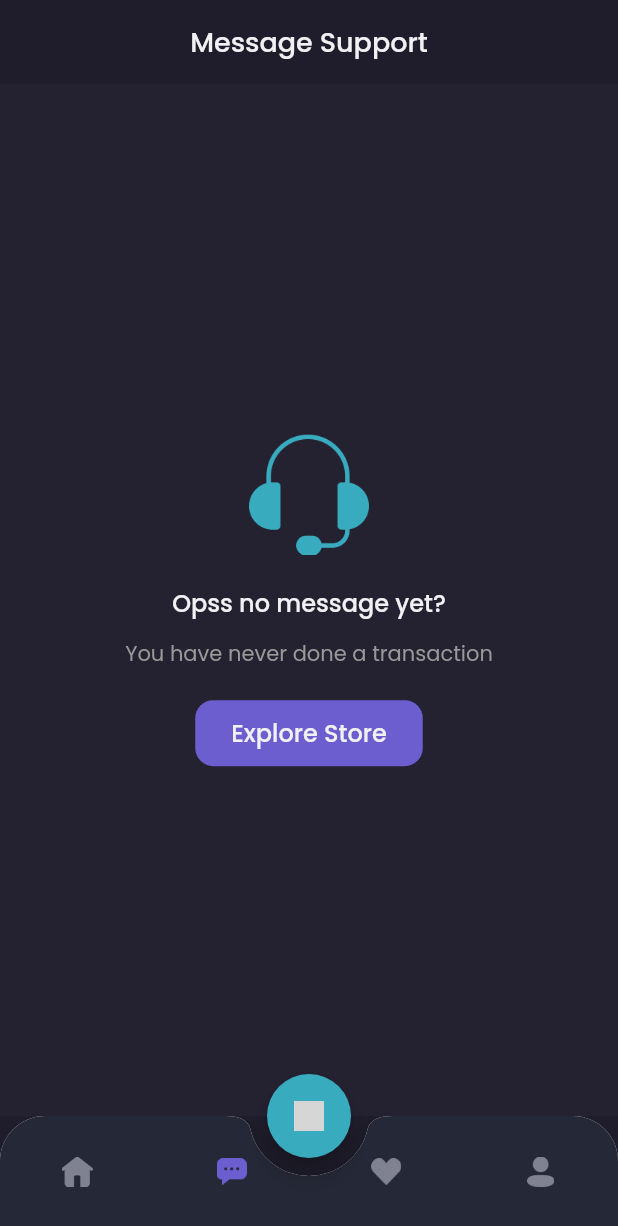
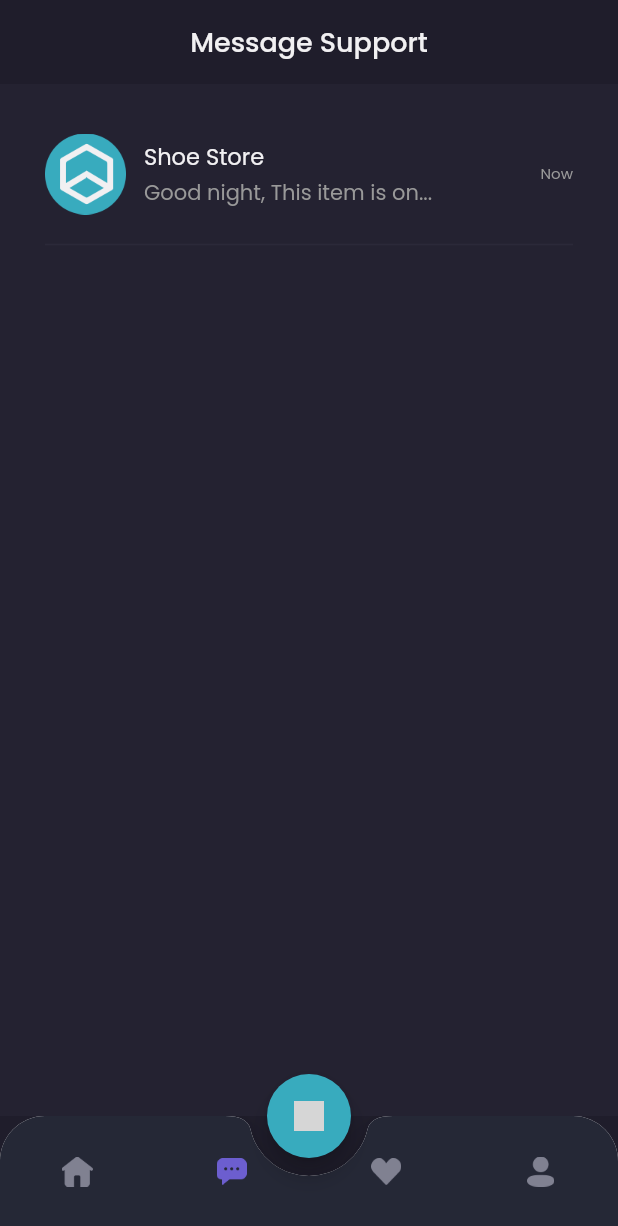
Before and after one commit to dimaspradipto1/app_shamo, a Flutter app: the MainPage screen opened by its route, item 2 of the bottom bar chosen, on a phone screen of 412 x 824 dp. Shown: the top 1226 px of the screen. Run offline on Flutter 3.47's test engine with Material 2 defaults, Android fonts, the phone set to English and light mode, and no system bars; our stand-ins replace google_fonts; grey boxes are pictures that could not be loaded.

Commit message:
chat page bagian content

```diff
--- a/lib/pages/home/chat_page.dart
+++ b/lib/pages/home/chat_page.dart
@@ -1,3 +1,4 @@
+import 'package:app_shamo/widgets/chat_tile.dart';
 import 'package:flutter/material.dart';
 import '../../theme.dart';
 
@@ -12,7 +13,7 @@ class ChatPage extends StatelessWidget {
         centerTitle: true,
         title: Text(
           'Message Support',
-          style: primariTextStyle.copyWith(
+          style: primaryTextStyle.copyWith(
             fontSize: 18,
             fontWeight: medium,
           ),
@@ -22,7 +23,7 @@ class ChatPage extends StatelessWidget {
       );
     }
 
-    Widget content() {
+    Widget emptyChat() {
       return Expanded(
         child: Container(
           width: double.infinity,
@@ -39,7 +40,7 @@ class ChatPage extends StatelessWidget {
               ),
               Text(
                 'Opss no message yet?',
-                style: primariTextStyle.copyWith(
+                style: primaryTextStyle.copyWith(
                   fontSize: 16,
                   fontWeight: medium,
                 ),
@@ -72,13 +73,30 @@ class ChatPage extends StatelessWidget {
                   ),
                   child: Text(
                     'Explore Store',
-                    style: primariTextStyle.copyWith(
+                    style: primaryTextStyle.copyWith(
                       fontSize: 16,
                       fontWeight: medium,
                     ),
                   ),
                 ),
               ),
+            ],
+          ),
+        ),
+      );
+    }
+
+    Widget content() {
+      return Expanded(
+        child: Container(
+          width: double.infinity,
+          color: backgroundColor3,
+          child: ListView(
+            padding: EdgeInsets.symmetric(
+              horizontal: defaultMargin,
+            ),
+            children: const [
+              ChatTile(),
             ],
           ),
         ),
--- a/lib/pages/home/profile_page.dart
+++ b/lib/pages/home/profile_page.dart
@@ -10,7 +10,7 @@ class ProfilePage extends StatelessWidget {
       body: Center(
         child: Text(
           "Profile Page",
-          style: primariTextStyle,
+          style: primaryTextStyle,
         ),
       ),
     );
--- a/lib/pages/home/wishlist_page.dart
+++ b/lib/pages/home/wishlist_page.dart
@@ -11,7 +11,7 @@ class WishListPage extends StatelessWidget {
       body: Center(
         child: Text(
           "WishList Page",
-          style: primariTextStyle,
+          style: primaryTextStyle,
         ),
       ),
     );
--- a/lib/theme.dart
+++ b/lib/theme.dart
@@ -1,7 +1,7 @@
 import 'package:flutter/material.dart';
 import 'package:google_fonts/google_fonts.dart';
 
-double defaultMArgin = 30.0;
+double defaultMargin = 30.0;
 
 Color primaryColor = const Color(0xff6C5ECF);
 Color secondaryColor = const Color(0xff38ABBE);
@@ -18,7 +18,7 @@ Color purpleColor = const Color(0xff6C5ECF);
 Color transparentColor = Colors.transparent;
 Color blackColor = const Color(0xff2E2E2E);
 
-TextStyle primariTextStyle = GoogleFonts.poppins(
+TextStyle primaryTextStyle = GoogleFonts.poppins(
   color: primaryTextColor,
 );
 
--- /dev/null
+++ b/lib/widgets/chat_tile.dart
@@ -0,0 +1,66 @@
+import 'package:flutter/material.dart';
+import 'package:app_shamo/theme.dart';
+
+class ChatTile extends StatelessWidget {
+  const ChatTile({super.key});
+
+  @override
+  Widget build(BuildContext context) {
+    return Container(
+      margin: const EdgeInsets.only(
+        top: 33,
+      ),
+      child: Column(
+        children: [
+          Row(
+            children: [
+              Image.asset(
+                'assets/image_shop_logo.png',
+                width: 54,
+                height: 54,
+              ),
+              const SizedBox(
+                width: 12,
+              ),
+              Expanded(
+                child: Column(
+                  crossAxisAlignment: CrossAxisAlignment.start,
+                  children: [
+                    Text(
+                      'Shoe Store',
+                      style: primaryTextStyle.copyWith(
+                        fontSize: 15,
+                        fontWeight: regular,
+                      ),
+                    ),
+                    const SizedBox(
+                      height: 2,
+                    ),
+                    Text(
+                      'Good night, This item is on... ',
+                      style: secondaryTextStyle,
+                      overflow: TextOverflow.ellipsis,
+                    ),
+                  ],
+                ),
+              ),
+              Text(
+                'Now',
+                style: secondaryTextStyle.copyWith(
+                  fontSize: 10,
+                ),
+              ),
+            ],
+          ),
+          const SizedBox(
+            height: 12,
+          ),
+          const Divider(
+            thickness: 1,
+            color: Color(0xff2B2939),
+          ),
+        ],
+      ),
+    );
+  }
+}
--- a/lib/widgets/product_card.dart
+++ b/lib/widgets/product_card.dart
@@ -13,7 +13,7 @@ class ProductCard extends StatelessWidget {
       width: 215,
       height: 278,
       margin: EdgeInsets.only(
-        right: defaultMArgin,
+        right: defaultMargin,
       ),
       decoration: BoxDecoration(
         color: const Color(0xffF1F0F2),
```
Also changed, not shown: lib/pages/home/home_page.dart (+18 -18 lines), lib/pages/sign_in_page.dart (+7 -7 lines), lib/pages/sign_up_page.dart (+11 -11 lines), lib/widgets/product_tile.dart (+4 -4 lines).
